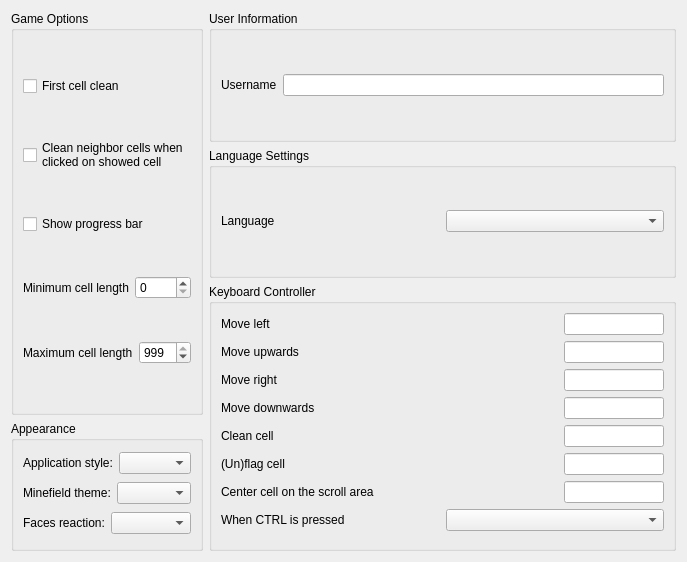
Above: src/libreminespreferencesdialog.ui from Bollos00/LibreMines before the change. Below: the same form after it.
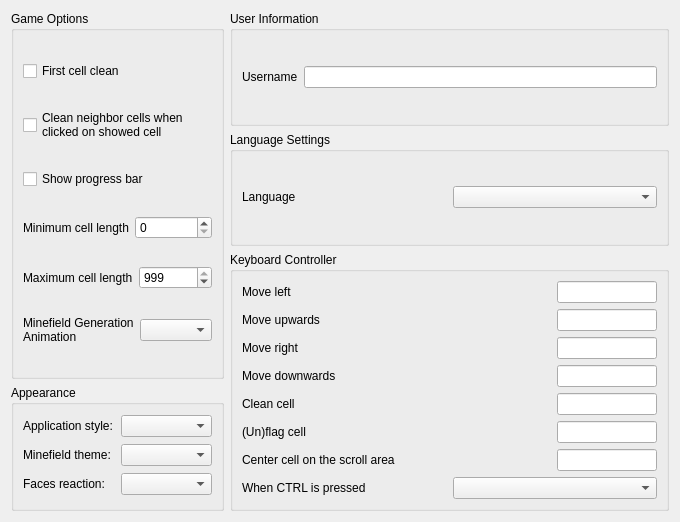
That is the form after the change. Custom widgets are drawn as their Qt base class.

Commit message: Minefield generation animation options

```diff
--- a/src/libreminespreferencesdialog.ui
+++ b/src/libreminespreferencesdialog.ui
@@ -6,8 +6,8 @@
    <rect>
     <x>0</x>
     <y>0</y>
-    <width>687</width>
-    <height>562</height>
+    <width>680</width>
+    <height>522</height>
    </rect>
   </property>
   <property name="windowTitle">
@@ -84,6 +84,21 @@
         </item>
        </layout>
       </item>
+      <item>
+       <layout class="QHBoxLayout" name="horizontalLayout_16">
+        <item>
+         <widget class="QLabel" name="labelMinefieldGenerationAnimation">
+          <property name="text">
+           <string>Minefield Generation
+Animation</string>
+          </property>
+         </widget>
+        </item>
+        <item>
+         <widget class="QComboBox" name="comboBoxMinefieldGenerationAnimation"/>
+        </item>
+       </layout>
+      </item>
      </layout>
     </widget>
    </item>
```
The commit also changes 3 other files.
